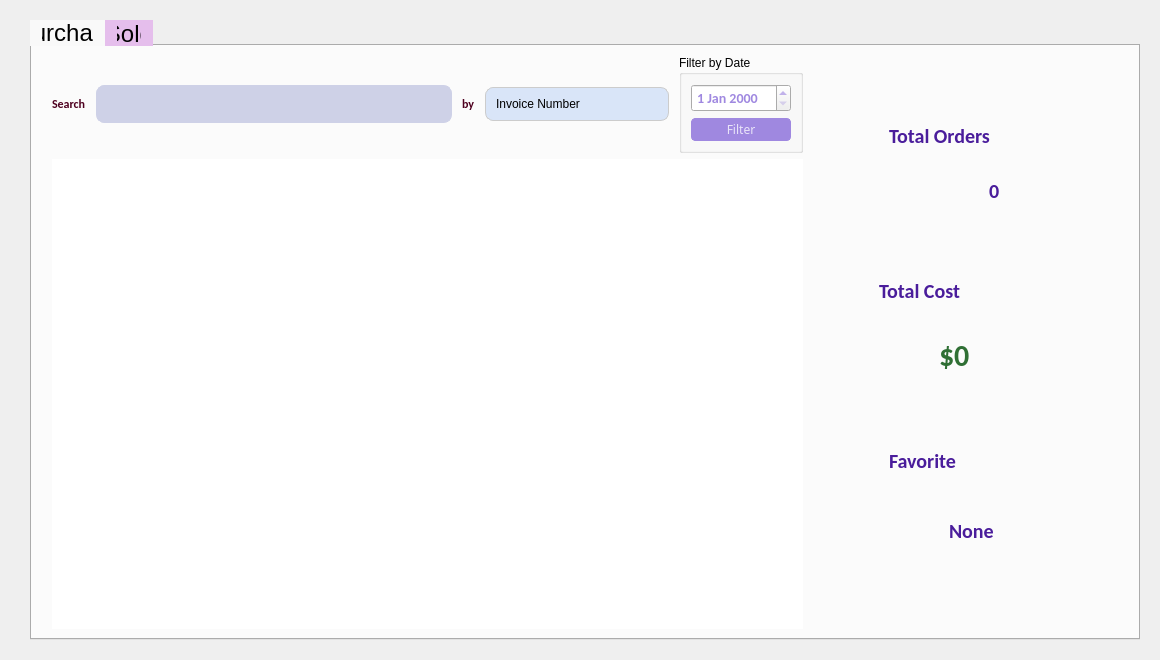
Old version of the form InventoryManagement/reports_widget.ui in the repository ImRanjbar/Inventory-Management.
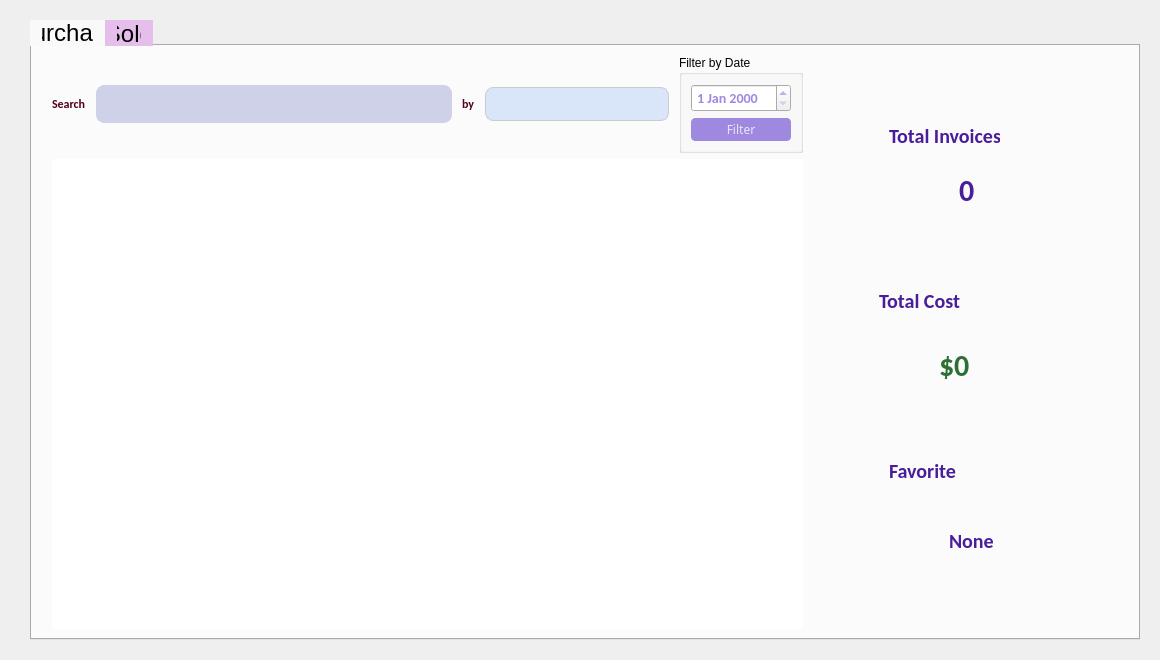
New version of the form. Icons and pictures are not drawn.

```diff
--- a/InventoryManagement/reports_widget.ui
+++ b/InventoryManagement/reports_widget.ui
@@ -170,21 +170,6 @@
 
 </string>
              </property>
-             <item>
-              <property name="text">
-               <string>Invoice Number</string>
-              </property>
-             </item>
-             <item>
-              <property name="text">
-               <string>Provider</string>
-              </property>
-             </item>
-             <item>
-              <property name="text">
-               <string>Date</string>
-              </property>
-             </item>
             </widget>
            </item>
            <item>
@@ -315,13 +300,13 @@
 text-transform: none;</string>
            </property>
            <property name="text">
-            <string>Total Orders</string>
+            <string>Total Invoices</string>
            </property>
           </widget>
           <widget class="QLabel" name="LB_totalOrders">
            <property name="geometry">
             <rect>
-             <x>130</x>
+             <x>100</x>
              <y>80</y>
              <width>81</width>
              <height>31</height>
@@ -329,7 +314,7 @@
            </property>
            <property name="styleSheet">
             <string notr="true">font-family: Calibri;
-font-size: 20px;
+font-size: 30px;
 color: #4a1d9b;
 font-weight: bold;
 text-transform: none;</string>
@@ -343,7 +328,7 @@
           <property name="geometry">
            <rect>
             <x>30</x>
-            <y>200</y>
+            <y>210</y>
             <width>240</width>
             <height>150</height>
            </rect>
@@ -402,7 +387,7 @@
           <property name="geometry">
            <rect>
             <x>30</x>
-            <y>370</y>
+            <y>380</y>
             <width>241</width>
             <height>151</height>
            </rect>
```
Left out of the diff: 37 changed lines with no effect on the pictures.
